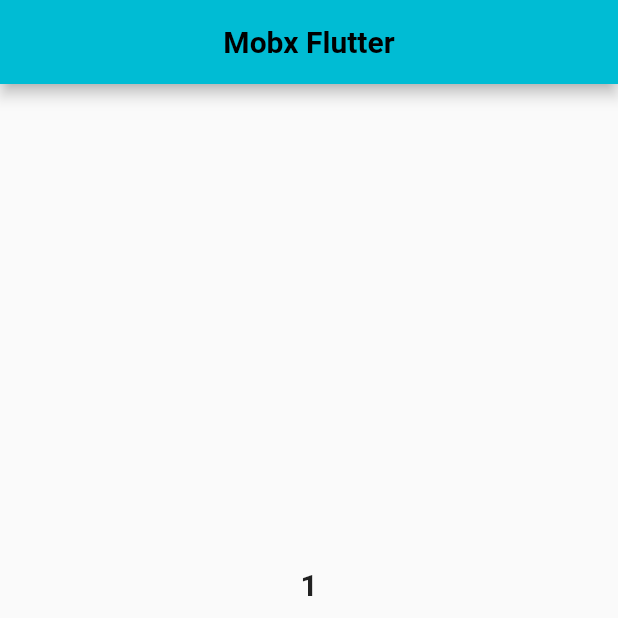
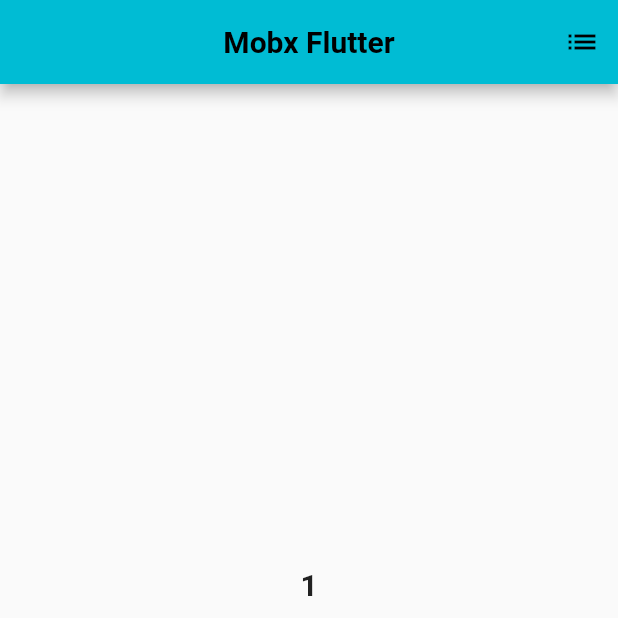
Before and after one commit to PauloSTDev/Mobx_Study, a Flutter app: the screen it shows after launch, after a tap on "Adiciona", on a phone screen of 412 x 824 dp, the top half of it. Run offline on Flutter 3.47's test engine with Material 2 defaults, Android fonts, the phone set to English and light mode, and no system bars; our stand-ins replace flutter_mobx, mobx; generated files the repository leaves out were written again.

```diff
--- a/lib/controller/contact/contact.dart
+++ b/lib/controller/contact/contact.dart
@@ -12,5 +12,5 @@ abstract class _Contact with Store {
   String last = 'Santos';
 
   @computed
-  String get fullName => '${first} ${last}';
+  String get fullName => '$first $last';
 }
--- a/lib/views/home_page.dart
+++ b/lib/views/home_page.dart
@@ -2,6 +2,7 @@ import 'package:flutter/material.dart';
 import 'package:flutter_mobx/flutter_mobx.dart';
 import 'package:mobx_study/controller/contact/contact.dart';
 import 'package:mobx_study/controller/counter/counter.dart';
+import 'package:mobx_study/views/list_page.dart';
 
 class HomePage extends StatelessWidget {
   HomePage({Key? key}) : super(key: key);
@@ -17,6 +18,16 @@ class HomePage extends StatelessWidget {
         title: const Text("Mobx Flutter",
             style: TextStyle(fontWeight: FontWeight.bold, fontSize: 20)),
         centerTitle: true,
+        actions: [
+          IconButton(
+              onPressed: () => Navigator.push(
+                    context,
+                    MaterialPageRoute(
+                      builder: (context) => const ListPage(),
+                    ),
+                  ),
+              icon: const Icon(Icons.list))
+        ],
       ),
       body: Column(
         mainAxisAlignment: MainAxisAlignment.center,
```
Also changed, not shown: lib/views/list_page.dart (added, +56 -0 lines).
